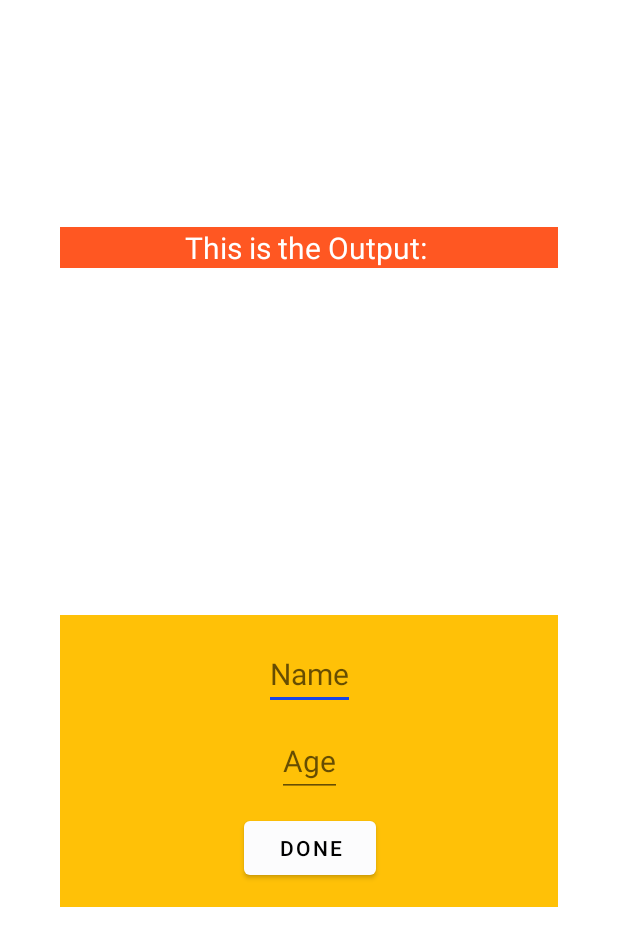
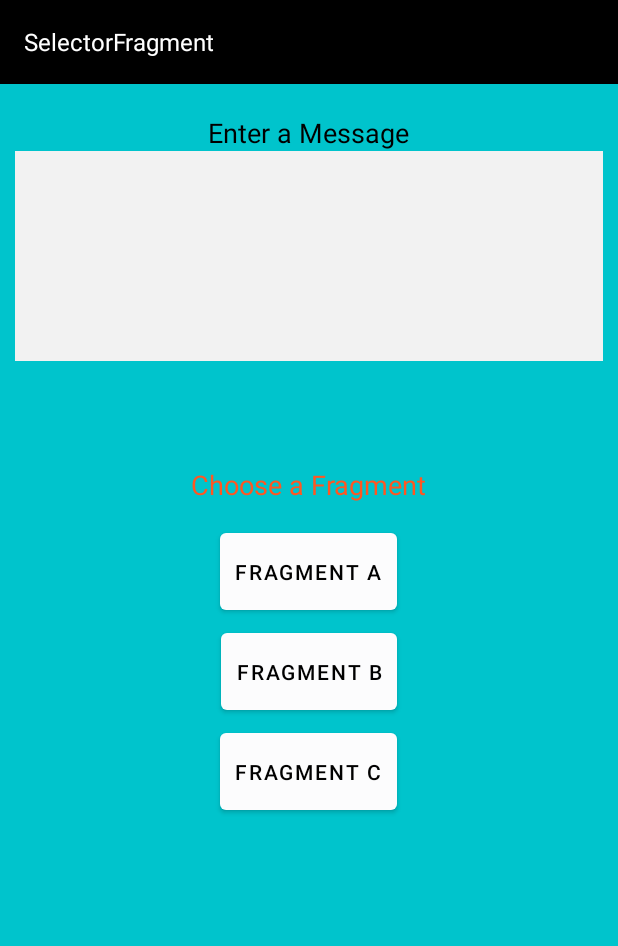
Before and after one commit to ThakurVibha/Android-basics-, an Android app: the screen it shows after launch (DemoActivity), on a phone screen of 412 x 824 dp. Shown: the top 946 px of the screen. Run offline under Robolectric (Android 15) with nearby library versions, the phone set to English and light mode, and no system bars.

Commit message:
fragments communication

```diff
--- a/app/src/main/java/com/example/crypton/fragmentsbasics/DemoActivity.kt
+++ b/app/src/main/java/com/example/crypton/fragmentsbasics/DemoActivity.kt
@@ -2,29 +2,65 @@ package com.example.crypton.fragmentsbasics
 
 import androidx.appcompat.app.AppCompatActivity
 import android.os.Bundle
+import androidx.fragment.app.Fragment
 import com.example.crypton.R
+import com.example.crypton.fragmentsbasics.callback.ToolbarInterface
 import kotlinx.android.synthetic.main.activity_demo.*
 
+class DemoActivity : AppCompatActivity(), ToolbarInterface {
 
-//Demo to pass data between activities and fragments
-//Basic communication between activities and fragments
-
-class DemoActivity : AppCompatActivity(), DemoFragment.Commnunicator {
-    var fragment_tag="fragment_tag"
-
+    //Fragment to activity communication
     override fun onCreate(savedInstanceState: Bundle?) {
         super.onCreate(savedInstanceState)
         setContentView(R.layout.activity_demo)
-        var demoFragment=DemoFragment()
-        var demoFragment2=DemoFragment2()
-        supportFragmentManager.beginTransaction().add(R.id.flContainer, demoFragment).commit()
-        supportFragmentManager.beginTransaction().add(R.id.flContainer2, demoFragment2, fragment_tag).commit()
+        init()
 
     }
-    override fun onSendData(demoModel: DemoModel) {
-        var fragment2=DemoFragment2()
-        fragment2.displayOutput(demoModel)
 
 
+    private fun init() {
+        var selectorFragment = SelectorFragment()
+        doFragmentTransaction(selectorFragment, "SelectorFragment", false, "")
     }
+
+    private fun doFragmentTransaction(
+        fragment: Fragment,
+        tag: String,
+        addToBackStack: Boolean,
+        message: String
+    ) {
+        if (!message.equals("")) {
+            var bundle = Bundle()
+            bundle.putString("incomingMessage", message)
+            fragment.arguments = bundle
+        }
+        var transaction = supportFragmentManager.beginTransaction()
+        transaction.replace(R.id.flContainer, fragment, tag)
+        if (addToBackStack) {
+            transaction.addToBackStack(tag)
+
+        }
+        transaction.commit()
+
+    }
+
+    override fun setToolbar(fragmentTag: String) {
+        tvToolbar.text = fragmentTag
+    }
+
+    override fun inflateFragments(fragmentTag: String, message: String) {
+        if (fragmentTag.equals("fragmentA")) {
+            var fragmentA = FragmentA()
+
+            doFragmentTransaction(fragmentA, fragmentTag, true, message)
+        } else if (fragmentTag.equals("fragmentB")) {
+            var fragmentB=FragmentB()
+            doFragmentTransaction(fragmentB, fragmentTag, true, message)
+
+
+        } else if (fragmentTag.equals("fragmentC")) {
+
+        }
+    }
+
 }
--- a/app/src/main/java/com/example/crypton/fragmentsbasics/DemoFragment.kt
+++ /dev/null
@@ -1,65 +0,0 @@
-package com.example.crypton.fragmentsbasics
-
-import android.content.Context
-import android.os.Bundle
-import android.util.Log
-import androidx.fragment.app.Fragment
-import android.view.LayoutInflater
-import android.view.View
-import android.view.ViewGroup
-import android.widget.TextView
-import com.example.crypton.R
-import androidx.annotation.NonNull
-import kotlinx.android.synthetic.main.fragment_demo.*
-
-
-class DemoFragment : Fragment() {
-    lateinit var commnunicator: DemoFragment.Commnunicator
-    lateinit var tv: TextView
-    override fun onCreate(savedInstanceState: Bundle?) {
-        super.onCreate(savedInstanceState)
-    }
-
-    override fun onCreateView(
-        inflater: LayoutInflater, container: ViewGroup?,
-        savedInstanceState: Bundle?
-    ): View? {
-
-        var view = inflater.inflate(R.layout.fragment_demo, container, false)
-        return view
-
-    }
-
-    private fun done() {
-        var demoModel = DemoModel()
-        demoModel.name = edtName.text.toString()
-        demoModel.age = edtAge.text.toString()
-        commnunicator.onSendData(demoModel)
-
-    }
-
-    override fun onAttach(context: Context) {
-        super.onAttach(context)
-        if (context is Commnunicator) {
-            commnunicator = context as Commnunicator
-        }
-    }
-
-
-    interface Commnunicator {
-        fun onSendData(demoModel: DemoModel)
-    }
-
-    override fun onViewCreated(view: View, savedInstanceState: Bundle?) {
-        super.onViewCreated(view, savedInstanceState)
-        var bundle = arguments;
-        if (bundle != null) {
-            var message = bundle!!.getString("key")
-            Log.e("data", "onCreateView: $message")
-        }
-        btnDone.setOnClickListener {
-            done()
-        }
-
-    }
-}
--- a/app/src/main/java/com/example/crypton/fragmentsbasics/DemoModel.kt
+++ /dev/null
@@ -1,6 +0,0 @@
-package com.example.crypton.fragmentsbasics
-
-class DemoModel {
-    var name:String=""
-    var age:String=""
-}
--- a/app/src/main/java/com/example/crypton/fragmentsbasics/DemoFragment2.kt
+++ b/app/src/main/java/com/example/crypton/fragmentsbasics/FragmentC.kt
@@ -1,15 +1,14 @@
 package com.example.crypton.fragmentsbasics
 
 import android.os.Bundle
-import android.util.Log
 import androidx.fragment.app.Fragment
 import android.view.LayoutInflater
 import android.view.View
 import android.view.ViewGroup
 import com.example.crypton.R
-import kotlinx.android.synthetic.main.fragment_demo2.*
 
-class DemoFragment2 : Fragment() {
+
+class FragmentC : Fragment() {
 
     override fun onCreate(savedInstanceState: Bundle?) {
         super.onCreate(savedInstanceState)
@@ -21,18 +20,8 @@ class DemoFragment2 : Fragment() {
         savedInstanceState: Bundle?
     ): View? {
         // Inflate the layout for this fragment
-        return inflater.inflate(R.layout.fragment_demo2, container, false)
-
+        return inflater.inflate(R.layout.fragment_c, container, false)
     }
 
-    fun displayOutput(demoModel: DemoModel){
-//       tvOutput.text= demoModel.toString()
-        Log.e("pass", "displayOutput: "+demoModel.toString() )
 
-    }
-    override fun onViewCreated(view: View, savedInstanceState: Bundle?) {
-        super.onViewCreated(view, savedInstanceState)
-
-
-    }
 }
--- /dev/null
+++ b/app/src/main/java/com/example/crypton/fragmentsbasics/SelectorFragment.kt
@@ -0,0 +1,54 @@
+package com.example.crypton.fragmentsbasics
+
+import android.content.Context
+import android.os.Bundle
+import android.view.LayoutInflater
+import android.view.View
+import android.view.ViewGroup
+import androidx.fragment.app.Fragment
+import com.example.crypton.R
+import com.example.crypton.fragmentsbasics.callback.ToolbarInterface
+import kotlinx.android.synthetic.main.fragment_selector.*
+
+class SelectorFragment : Fragment(), View.OnClickListener {
+    lateinit var toolbarInterface: ToolbarInterface
+    override fun onCreateView(
+        inflater: LayoutInflater,
+        container: ViewGroup?,
+        savedInstanceState: Bundle?
+    ): View? {
+        var view =
+            LayoutInflater.from(context).inflate(R.layout.fragment_selector, container, false)
+        return view
+    }
+
+    override fun onViewCreated(view: View, savedInstanceState: Bundle?) {
+        super.onViewCreated(view, savedInstanceState)
+        btn_fragment_a.setOnClickListener(this)
+        btn_fragment_b.setOnClickListener(this)
+        btn_fragment_c.setOnClickListener(this)
+
+    }
+
+    override fun onAttach(context: Context) {
+        super.onAttach(context)
+        toolbarInterface = context as ToolbarInterface
+    }
+
+    override fun onCreate(savedInstanceState: Bundle?) {
+        super.onCreate(savedInstanceState)
+        toolbarInterface.setToolbar(tag!!)
+
+    }
+
+    override fun onClick(v: View?) {
+
+        var message = message.text.toString()
+        when (v!!.id) {
+            R.id.btn_fragment_a -> toolbarInterface.inflateFragments("fragmentA", message)
+            R.id.btn_fragment_b -> toolbarInterface.inflateFragments("fragmentB", message)
+
+
+        }
+    }
+}
--- /dev/null
+++ b/app/src/main/java/com/example/crypton/fragmentsbasics/callback/ToolbarInterface.kt
@@ -0,0 +1,6 @@
+package com.example.crypton.fragmentsbasics.callback
+
+interface ToolbarInterface {
+    fun setToolbar(fragmentTag:String)
+    fun inflateFragments(fragmentTag: String, message: String)
+}
--- /dev/null
+++ b/app/src/main/res/drawable/blue_onclick_grey.xml
@@ -0,0 +1,25 @@
+<?xml version="1.0" encoding="utf-8"?>
+<selector xmlns:android="http://schemas.android.com/apk/res/android">
+
+
+    <item
+        android:state_pressed="true">
+        <shape>
+            <solid
+                android:color="@color/Grey"/>
+            <corners
+                android:radius="4dp"/>
+        </shape>
+    </item>
+
+
+    <item>
+        <shape>
+            <solid
+                android:color="@color/blue1"/>
+            <corners
+                android:radius="4dp"/>
+        </shape>
+    </item>
+
+</selector>
--- a/app/src/main/res/layout/activity_demo.xml
+++ b/app/src/main/res/layout/activity_demo.xml
@@ -1,35 +1,40 @@
 <?xml version="1.0" encoding="utf-8"?>
-<androidx.constraintlayout.widget.ConstraintLayout xmlns:android="http://schemas.android.com/apk/res/android"
+<androidx.coordinatorlayout.widget.CoordinatorLayout xmlns:android="http://schemas.android.com/apk/res/android"
     xmlns:app="http://schemas.android.com/apk/res-auto"
     xmlns:tools="http://schemas.android.com/tools"
     android:layout_width="match_parent"
     android:layout_height="match_parent"
     tools:context=".fragmentsbasics.DemoActivity">
 
-    <FrameLayout
-        android:id="@+id/flContainer"
+    <LinearLayout
         android:layout_width="match_parent"
         android:layout_height="match_parent"
-        android:layout_marginStart="30dp"
-        android:layout_marginTop="400dp"
-        android:layout_marginEnd="30dp"
-        android:layout_marginBottom="100dp"
-        />
+        android:orientation="vertical">
+        <Toolbar
+            android:id="@+id/toolbar"
+            android:layout_width="match_parent"
+            android:layout_height="?attr/actionBarSize"
+            android:background="@color/main">
 
-    <FrameLayout
-        android:id="@+id/flContainer2"
-        android:layout_width="match_parent"
-        android:layout_height="wrap_content"
-        android:layout_marginStart="30dp"
-        android:layout_marginTop="30dp"
-        android:layout_marginEnd="30dp"
-        android:layout_marginBottom="100dp"
-        app:layout_constraintBottom_toTopOf="@+id/flContainer"
-        app:layout_constraintEnd_toEndOf="parent"
-        app:layout_constraintStart_toStartOf="parent"
-        app:layout_constraintTop_toTopOf="parent">
+            <TextView
+                android:id="@+id/tvToolbar"
+                android:layout_width="wrap_content"
+                android:layout_height="wrap_content"
+                android:gravity="center_vertical"
+                android:textColor="#fff"
+                android:textSize="16sp"/>
 
-    </FrameLayout>
+        </Toolbar>
 
 
-</androidx.constraintlayout.widget.ConstraintLayout>
+
+        <FrameLayout
+            android:id="@+id/flContainer"
+            android:layout_width="match_parent"
+            android:layout_height="match_parent"
+           />
+
+    </LinearLayout>
+
+
+</androidx.coordinatorlayout.widget.CoordinatorLayout>
--- /dev/null
+++ b/app/src/main/res/layout/fragment_selector.xml
@@ -0,0 +1,101 @@
+<?xml version="1.0" encoding="utf-8"?>
+<RelativeLayout
+    xmlns:android="http://schemas.android.com/apk/res/android"
+    android:layout_width="match_parent"
+    android:layout_height="match_parent"
+    android:background="@color/blue3"
+    >
+
+    <LinearLayout
+        android:layout_width="match_parent"
+        android:layout_height="wrap_content"
+        android:orientation="vertical"
+        android:id="@+id/linLayout1"
+        android:layout_marginTop="10dp"
+        android:padding="10dp">
+
+        <TextView
+            android:layout_width="wrap_content"
+            android:layout_height="wrap_content"
+            android:layout_gravity="center_horizontal"
+            android:text="Enter a Message"
+            android:textColor="#000"
+            android:textSize="18sp"
+            />
+
+        <RelativeLayout
+            android:layout_width="wrap_content"
+            android:layout_height="wrap_content"
+            android:padding="10dp"
+            android:background="#f2f2f2">
+
+            <EditText
+                android:id="@+id/message"
+                android:layout_width="match_parent"
+                android:layout_height="120dp"
+                android:background="@null"
+                android:textColor="#000"
+                android:textSize="16sp" />
+
+        </RelativeLayout>
+
+    </LinearLayout>
+
+    <LinearLayout
+        android:layout_width="match_parent"
+        android:layout_height="wrap_content"
+        android:orientation="vertical"
+        android:layout_below="@id/linLayout1"
+        android:layout_marginTop="10dp">
+
+        <TextView
+            android:layout_width="wrap_content"
+            android:layout_height="wrap_content"
+            android:layout_gravity="center_horizontal"
+            android:text="Choose a Fragment"
+            android:textColor="#FF5722"
+            android:layout_marginTop="50dp"
+            android:textSize="18sp"
+            />
+
+        <Button
+            android:layout_width="wrap_content"
+            android:layout_height="wrap_content"
+            android:text="Fragment A"
+            android:textColor="@color/main"
+            android:layout_gravity="center_horizontal"
+            android:id="@+id/btn_fragment_a"
+            android:background="@drawable/blue_onclick_grey"
+            android:padding="10dp"
+            android:layout_marginTop="20dp"/>
+
+        <Button
+            android:layout_width="wrap_content"
+            android:layout_height="wrap_content"
+            android:text="Fragment B"
+            android:textColor="@color/main"
+            android:layout_gravity="center_horizontal"
+            android:id="@+id/btn_fragment_b"
+            android:background="@drawable/blue_onclick_grey"
+            android:padding="10dp"
+            android:layout_marginTop="15dp"/>
+
+        <Button
+            android:layout_width="wrap_content"
+            android:layout_height="wrap_content"
+            android:text="Fragment C"
+            android:textColor="@color/main"
+            android:layout_gravity="center_horizontal"
+            android:id="@+id/btn_fragment_c"
+            android:layout_marginBottom="30dp"
+            android:background="@drawable/blue_onclick_grey"
+            android:padding="10dp"
+            android:layout_marginTop="15dp"/>
+
+
+
+    </LinearLayout>
+
+
+
+</RelativeLayout>
--- a/app/src/main/res/values/colors.xml
+++ b/app/src/main/res/values/colors.xml
@@ -11,4 +11,12 @@
     <color name="navy_blue">#1946E3</color>
     <color name="furniture_primary_color">#546CEF</color>
     <color name="ratingbar_color">#FFC107</color>
+
+    <color name="Grey">#c3c3c3 </color>
+    <color name="blue1">#66a3ff</color>
+    <color name="blue2">#0033cc</color>
+    <color name="linkBlue">#4d94ff</color>
+    <color name="blue3">#00c4cc</color>
+    <color name="blue4">#00aab1</color>
+    <color name="blue5">#007f85</color>
 </resources>
```
Also changed, not shown: app/src/main/java/com/example/crypton/designs/fleettravelapp/activities/SearchActivity.kt (+1 -10 lines), app/src/main/java/com/example/crypton/fragmentsbasics/FragmentA.kt (added, +60 -0 lines), app/src/main/java/com/example/crypton/fragmentsbasics/FragmentB.kt (added, +54 -0 lines), app/src/main/java/com/example/crypton/kotlinbasics/KotlinClasses.kt (+35 -11 lines), app/src/main/res/layout/fragment_a.xml (added, +19 -0 lines), app/src/main/res/layout/fragment_b.xml (added, +16 -0 lines), app/src/main/res/layout/fragment_c.xml (added, +17 -0 lines).
